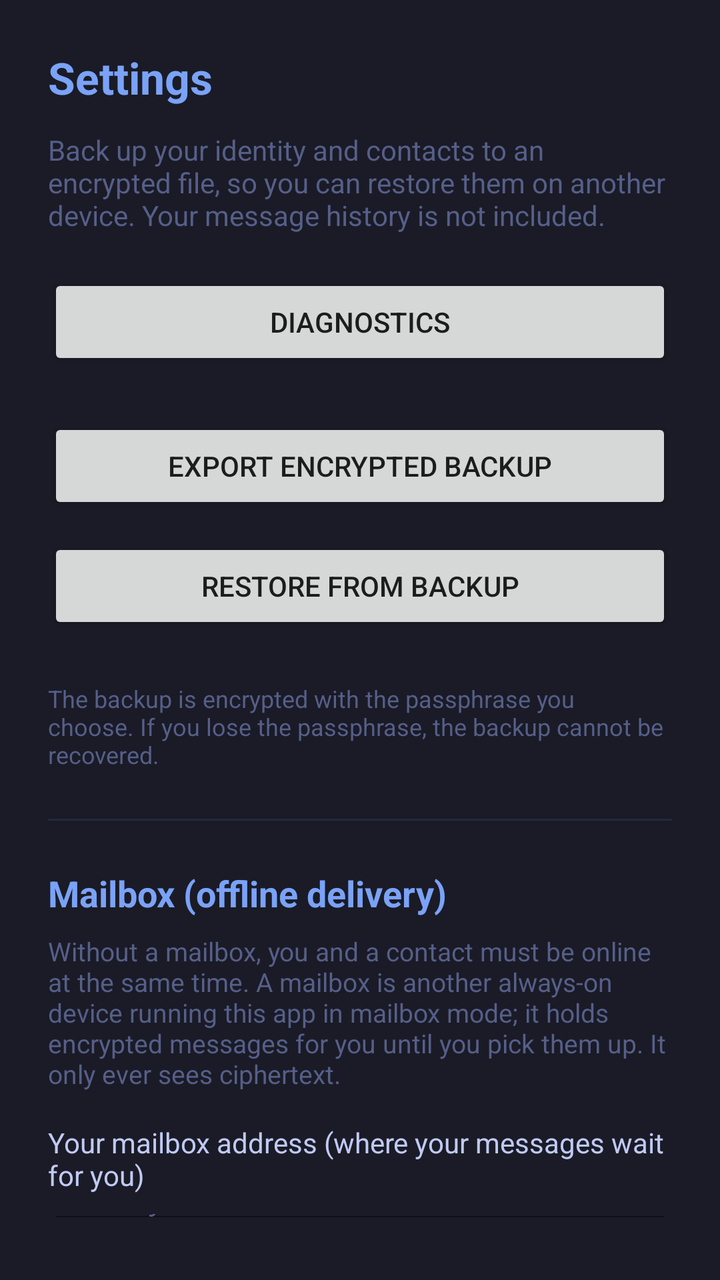
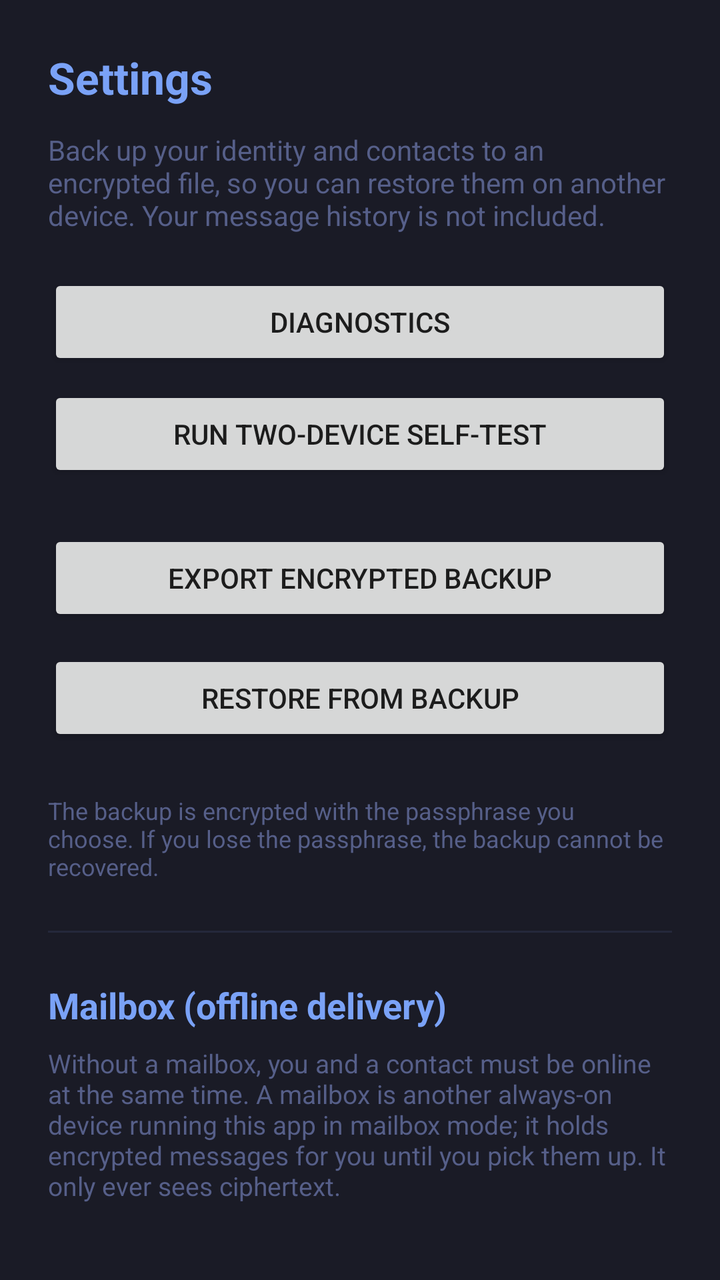

An Android layout rendered at two revisions. The XML below is the earlier revision; the diff shows what the commit changed to produce the second picture.
<!-- AndroidManifest.xml: application theme Theme.LegendMessage -->
<!-- res/layout/activity_settings.xml -->
<?xml version="1.0" encoding="utf-8"?>
<LinearLayout
    xmlns:android="http://schemas.android.com/apk/res/android"
    android:layout_width="match_parent"
    android:layout_height="match_parent"
    android:background="@color/tn_bg"
    android:orientation="vertical"
    android:padding="24dp">

    <TextView
        android:layout_width="wrap_content"
        android:layout_height="wrap_content"
        android:text="@string/settings_title"
        android:textColor="@color/tn_blue"
        android:textSize="22sp"
        android:textStyle="bold" />

    <TextView
        android:layout_width="match_parent"
        android:layout_height="wrap_content"
        android:layout_marginTop="12dp"
        android:text="@string/settings_backup_blurb"
        android:textColor="@color/tn_dim"
        android:textSize="14sp" />

    <Button
        android:id="@+id/diagnosticsButton"
        android:layout_width="match_parent"
        android:layout_height="wrap_content"
        android:layout_marginTop="20dp"
        android:text="@string/diag_open" />

    <Button
        android:id="@+id/exportButton"
        android:layout_width="match_parent"
        android:layout_height="wrap_content"
        android:layout_marginTop="24dp"
        android:text="@string/settings_export" />

    <Button
        android:id="@+id/importButton"
        android:layout_width="match_parent"
        android:layout_height="wrap_content"
        android:layout_marginTop="12dp"
        android:text="@string/settings_import" />

    <TextView
        android:layout_width="match_parent"
        android:layout_height="wrap_content"
        android:layout_marginTop="24dp"
        android:text="@string/settings_footnote"
        android:textColor="@color/tn_dim"
        android:textSize="12sp" />

    <View
        android:layout_width="match_parent"
        android:layout_height="1dp"
        android:layout_marginVertical="24dp"
        android:background="@color/tn_surface" />

    <TextView
        android:layout_width="wrap_content"
        android:layout_height="wrap_content"
        android:text="@string/mailbox_title"
        android:textColor="@color/tn_blue"
        android:textSize="18sp"
        android:textStyle="bold" />

    <TextView
        android:layout_width="match_parent"
        android:layout_height="wrap_content"
        android:layout_marginTop="8dp"
        android:text="@string/mailbox_blurb"
        android:textColor="@color/tn_dim"
        android:textSize="13sp" />

    <TextView
        android:layout_width="match_parent"
        android:layout_height="wrap_content"
        android:layout_marginTop="16dp"
        android:text="@string/mailbox_my_address_label"
        android:textColor="@color/tn_fg"
        android:textSize="14sp" />

    <EditText
        android:id="@+id/mailboxAddressInput"
        android:layout_width="match_parent"
        android:layout_height="wrap_content"
        android:fontFamily="monospace"
        android:hint="@string/mailbox_my_address_hint"
        android:inputType="textNoSuggestions"
        android:textColor="@color/tn_fg"
        android:textColorHint="@color/tn_dim"
        android:textSize="13sp" />

    <Button
        android:id="@+id/mailboxSaveButton"
        android:layout_width="wrap_content"
        android:layout_height="wrap_content"
        android:layout_gravity="end"
        android:text="@string/mailbox_save" />

    <CheckBox
        android:id="@+id/mailboxModeCheck"
        android:layout_width="match_parent"
        android:layout_height="wrap_content"
        android:layout_marginTop="12dp"
        android:text="@string/mailbox_mode_label"
        android:textColor="@color/tn_fg" />

    <TextView
        android:layout_width="match_parent"
        android:layout_height="wrap_content"
        android:layout_marginTop="12dp"
        android:text="@string/mailbox_this_device_label"
        android:textColor="@color/tn_dim"
        android:textSize="12sp" />

    <TextView
        android:id="@+id/mailboxThisDevice"
        android:layout_width="match_parent"
        android:layout_height="wrap_content"
        android:fontFamily="monospace"
        android:textColor="@color/tn_green"
        android:textIsSelectable="true"
        android:textSize="12sp" />
</LinearLayout>
<!-- resources referenced by this layout -->
<resources>
  <color name="tn_bg">#1A1B26</color>
  <color name="tn_blue">#7AA2F7</color>
  <color name="tn_dim">#565F89</color>
  <color name="tn_fg">#C0CAF5</color>
  <color name="tn_green">#9ECE6A</color>
  <color name="tn_surface">#24283B</color>
  <string name="diag_open">Diagnostics</string>
  <string name="mailbox_blurb">Without a mailbox, you and a contact must be online at the same time. A mailbox is another always-on device running this app in mailbox mode; it holds encrypted messages for you until you pick them up. It only ever sees ciphertext.</string>
  <string name="mailbox_mode_label">Run this device as a mailbox for my contacts</string>
  <string name="mailbox_my_address_hint">abcd…xyz.onion</string>
  <string name="mailbox_my_address_label">Your mailbox address (where your messages wait for you)</string>
  <string name="mailbox_save">Save mailbox</string>
  <string name="mailbox_this_device_label">This device\'s address (use it as a mailbox on your other device):</string>
  <string name="mailbox_title">Mailbox (offline delivery)</string>
  <string name="settings_backup_blurb">Back up your identity and contacts to an encrypted file, so you can restore them on another device. Your message history is not included.</string>
  <string name="settings_export">Export encrypted backup</string>
  <string name="settings_footnote">The backup is encrypted with the passphrase you choose. If you lose the passphrase, the backup cannot be recovered.</string>
  <string name="settings_import">Restore from backup</string>
  <string name="settings_title">Settings</string>
  <style name="Theme.LegendMessage" parent="Theme.AppCompat.DayNight.NoActionBar">
          <item name="colorPrimary">@color/tn_blue</item>
          <item name="colorPrimaryDark">@color/tn_bg</item>
          <item name="colorAccent">@color/tn_blue</item>
          <item name="android:windowBackground">@color/tn_bg</item>
          <item name="android:statusBarColor">@color/tn_bg</item>
      </style>
</resources>

<!-- the commit's change to res/layout/activity_settings.xml (unified diff, before → after) -->
@@ -29,6 +29,13 @@
         android:layout_height="wrap_content"
         android:layout_marginTop="20dp"
         android:text="@string/diag_open" />
+
+    <Button
+        android:id="@+id/selfTestButton"
+        android:layout_width="match_parent"
+        android:layout_height="wrap_content"
+        android:layout_marginTop="8dp"
+        android:text="@string/selftest_open" />
 
     <Button
         android:id="@+id/exportButton"
<!-- resource entries referenced after the edit -->
@@ -14,6 +14,7 @@
   <string name="mailbox_save">Save mailbox</string>
   <string name="mailbox_this_device_label">This device\'s address (use it as a mailbox on your other device):</string>
   <string name="mailbox_title">Mailbox (offline delivery)</string>
+  <string name="selftest_open">Run two-device self-test</string>
   <string name="settings_backup_blurb">Back up your identity and contacts to an encrypted file, so you can restore them on another device. Your message history is not included.</string>
   <string name="settings_export">Export encrypted backup</string>
   <string name="settings_footnote">The backup is encrypted with the passphrase you choose. If you lose the passphrase, the backup cannot be recovered.</string>
